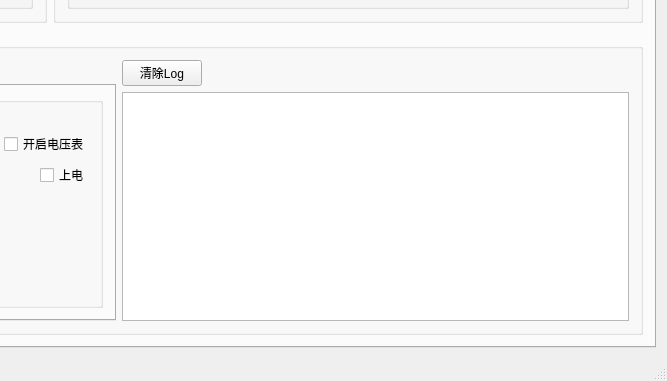
This is mainwindow.ui in RuanJG/desktopApp as Qt 5 draws it before an edit; both pictures show x 566 to 1233 and y 375 to 756 of the 1233 by 756 pixel window. The edited form follows.
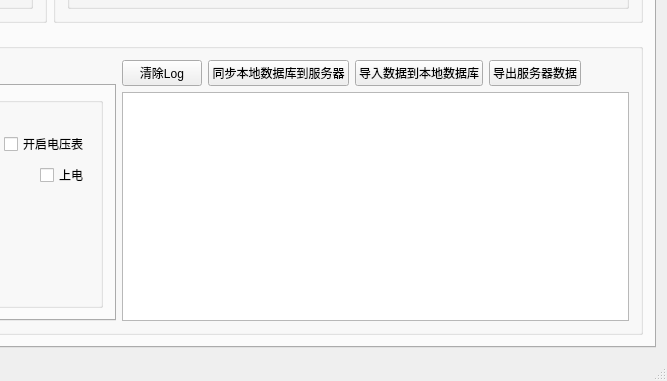
This is the edited form. The open tabs and pages were chosen to show the change.

```diff
--- a/mainwindow.ui
+++ b/mainwindow.ui
@@ -1350,9 +1350,7 @@
           <property name="title">
            <string>测试</string>
           </property>
-          <layout class="QGridLayout" name="gridLayout_10">
-           <item row="0" column="0">
-            <layout class="QHBoxLayout" name="horizontalLayout_16">
+          <layout class="QHBoxLayout" name="horizontalLayout_21">
              <item>
               <widget class="QTabWidget" name="tabWidget">
                <property name="minimumSize">
@@ -1755,6 +1753,8 @@
              <item>
               <layout class="QVBoxLayout" name="verticalLayout_43">
                <item>
+              <layout class="QHBoxLayout" name="horizontalLayout_16">
+               <item>
                 <widget class="QPushButton" name="ClearLogpushButton_2">
                  <property name="maximumSize">
                   <size>
@@ -1768,6 +1768,42 @@
                 </widget>
                </item>
                <item>
+                <widget class="QPushButton" name="syncLocalDBToRemotepushButton">
+                 <property name="text">
+                  <string>同步本地数据库到服务器</string>
+                 </property>
+                </widget>
+               </item>
+               <item>
+                <widget class="QPushButton" name="importToLocalDBpushButton_2">
+                 <property name="text">
+                  <string>导入数据到本地数据库</string>
+                 </property>
+                </widget>
+               </item>
+               <item>
+                <widget class="QPushButton" name="exportRemoteDBpushButton">
+                 <property name="text">
+                  <string>导出服务器数据</string>
+                 </property>
+                </widget>
+               </item>
+               <item>
+                <spacer name="horizontalSpacer_17">
+                 <property name="orientation">
+                  <enum>Qt::Horizontal</enum>
+                 </property>
+                 <property name="sizeHint" stdset="0">
+                  <size>
+                   <width>40</width>
+                   <height>20</height>
+                  </size>
+                 </property>
+                </spacer>
+               </item>
+              </layout>
+             </item>
+             <item>
                 <widget class="QTextBrowser" name="consoleTextBrowser">
                  <property name="maximumSize">
                   <size>
@@ -1776,8 +1812,6 @@
                   </size>
                  </property>
                 </widget>
-               </item>
-              </layout>
              </item>
             </layout>
            </item>
```
Lines whose indentation alone changed are shown as unchanged.
